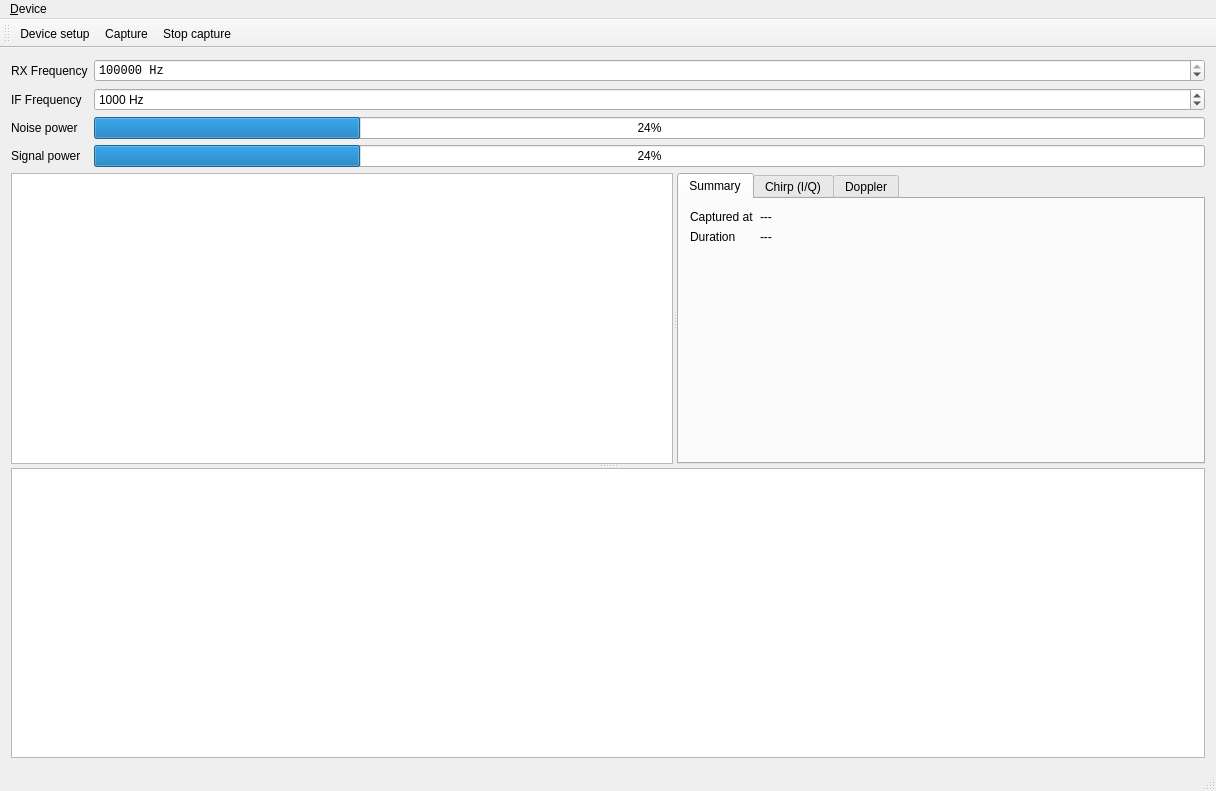
Above: ui/mainui.ui from BatchDrake/qstones before the change. Below: the same form after it.
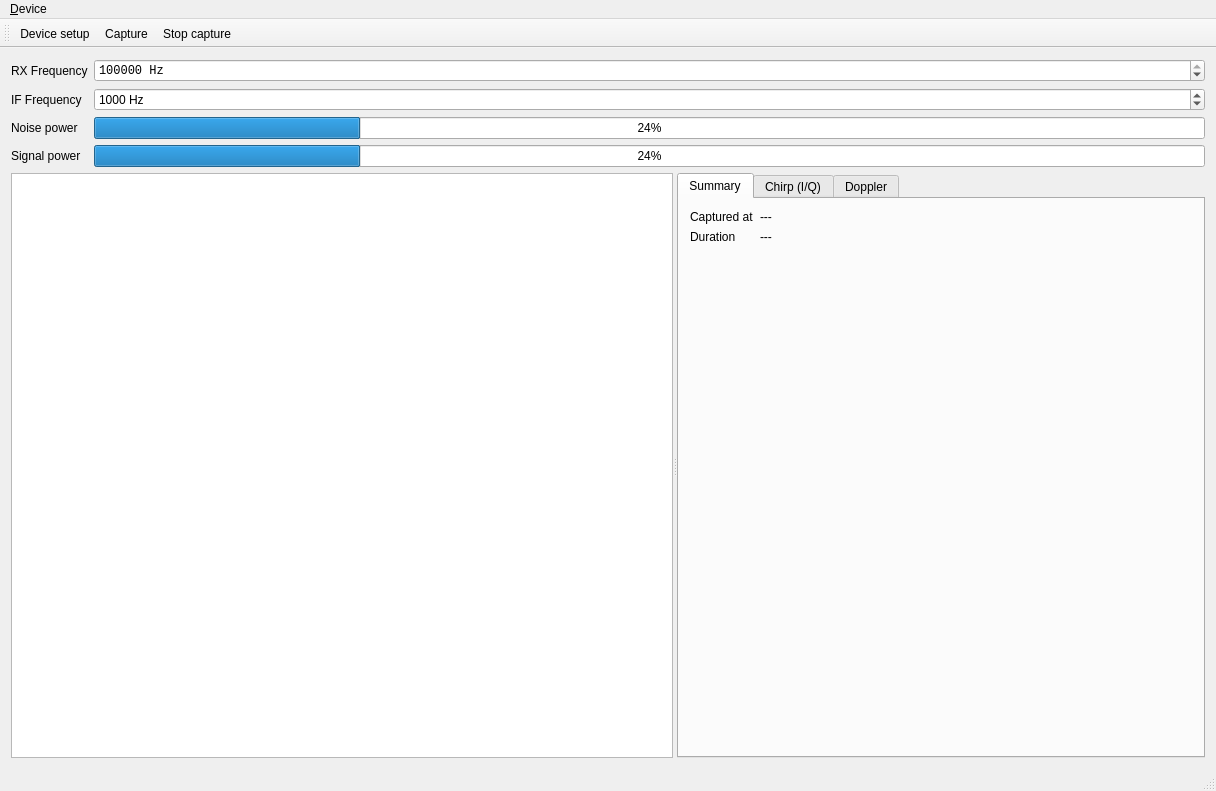
That is the form after the change. Icons and pictures are not drawn.

Commit message: Integrate Gqrx waterfall view into main view

Diff of the .ui file:
```diff
--- a/ui/mainui.ui
+++ b/ui/mainui.ui
@@ -110,11 +110,17 @@
        </layout>
       </item>
       <item>
-       <widget class="QSplitter" name="splitter_2">
+       <widget class="QSplitter" name="verticalSplitter">
+        <property name="layoutDirection">
+         <enum>Qt::RightToLeft</enum>
+        </property>
         <property name="orientation">
          <enum>Qt::Vertical</enum>
         </property>
         <widget class="QSplitter" name="splitter">
+         <property name="layoutDirection">
+          <enum>Qt::LeftToRight</enum>
+         </property>
          <property name="orientation">
           <enum>Qt::Horizontal</enum>
          </property>
@@ -203,17 +209,6 @@
           </widget>
          </widget>
         </widget>
-        <widget class="QGraphicsView" name="graphicsView">
-         <property name="backgroundBrush">
-          <brush brushstyle="SolidPattern">
-           <color alpha="255">
-            <red>0</red>
-            <green>0</green>
-            <blue>0</blue>
-           </color>
-          </brush>
-         </property>
-        </widget>
        </widget>
       </item>
      </layout>
```
The commit also changes 18 other files.
